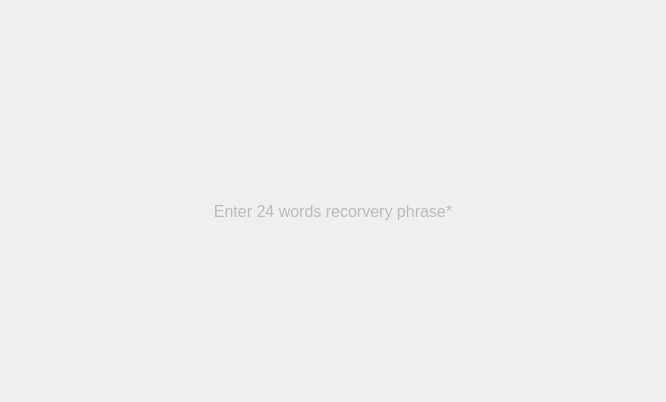
First picture: the form in src/qt/veil/forms/settingsrestoreseed.ui, repository Veil-Project/veil, before the edit.
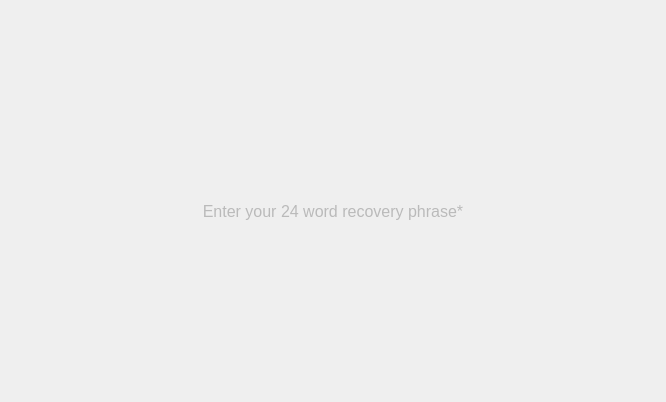
Second picture: the form after the edit.

Diff of the .ui file:
```diff
--- a/src/qt/veil/forms/settingsrestoreseed.ui
+++ b/src/qt/veil/forms/settingsrestoreseed.ui
@@ -55,7 +55,7 @@
 font-size:16px;</string>
        </property>
        <property name="text">
-        <string>Enter 24 words recorvery phrase*</string>
+        <string>Enter your 24 word recovery phrase*</string>
        </property>
        <property name="alignment">
         <set>Qt::AlignCenter</set>
```
